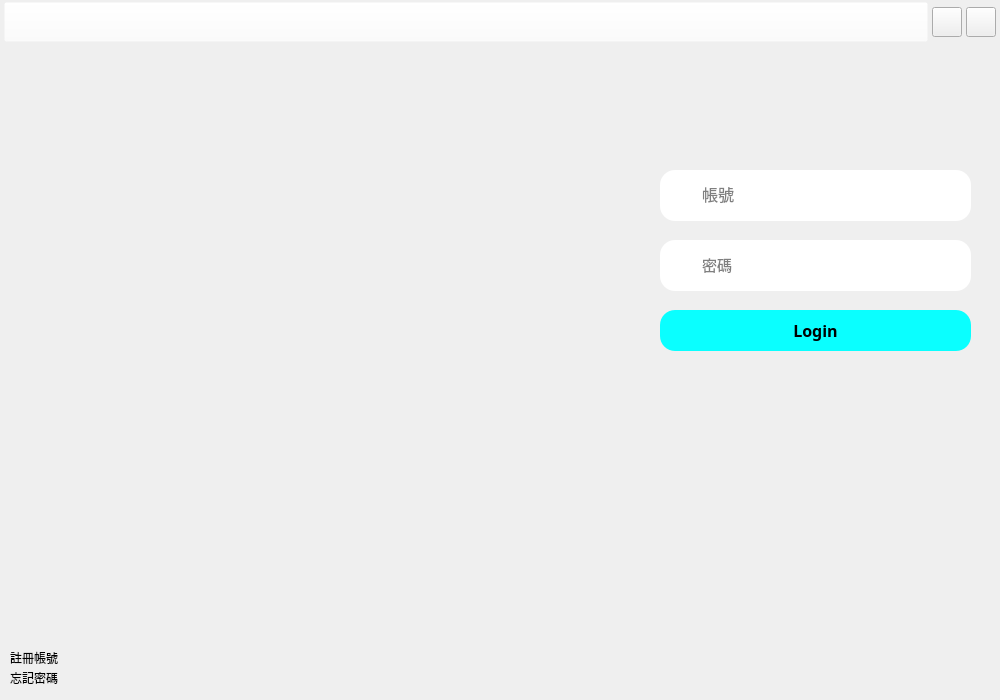
Old version of the form src/gui/LoginWindow.ui in the repository hmes98318/Logistics-Station.
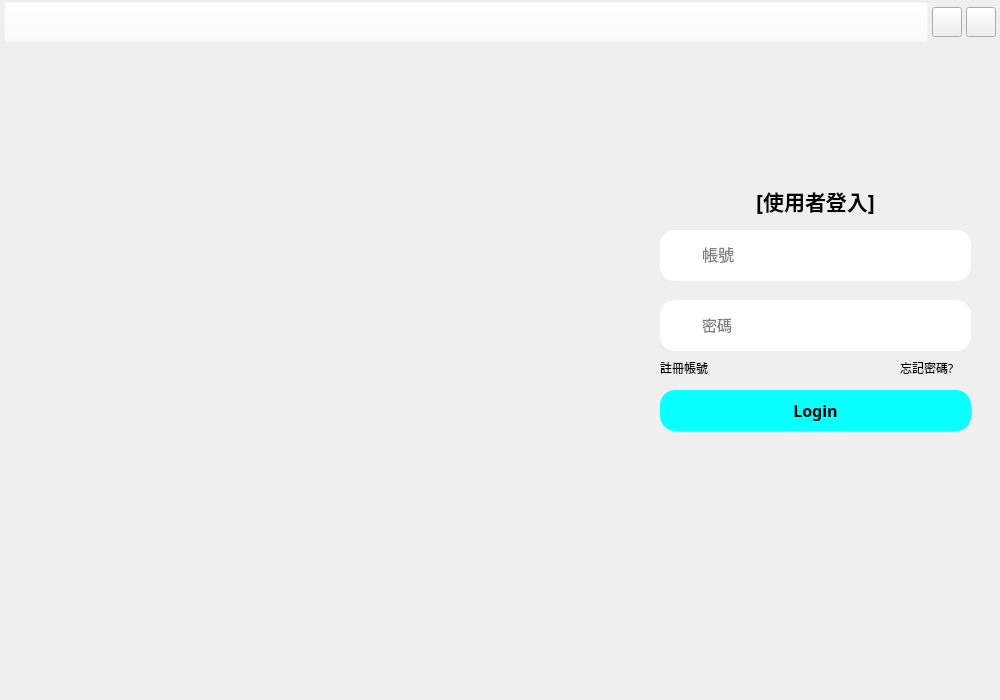
New version of the form. Icons and pictures are not drawn.

```diff
--- a/src/gui/LoginWindow.ui
+++ b/src/gui/LoginWindow.ui
@@ -140,7 +140,7 @@
      <property name="geometry">
       <rect>
        <x>660</x>
-       <y>310</y>
+       <y>390</y>
        <width>311</width>
        <height>41</height>
       </rect>
@@ -165,8 +165,8 @@
     <widget class="QLabel" name="ForgetPW">
      <property name="geometry">
       <rect>
-       <x>10</x>
-       <y>670</y>
+       <x>900</x>
+       <y>360</y>
        <width>71</width>
        <height>16</height>
       </rect>
@@ -177,14 +177,14 @@
       </font>
      </property>
      <property name="text">
-      <string>忘記密碼</string>
+      <string>忘記密碼?</string>
      </property>
     </widget>
     <widget class="QLabel" name="CreateID">
      <property name="geometry">
       <rect>
-       <x>10</x>
-       <y>650</y>
+       <x>660</x>
+       <y>360</y>
        <width>71</width>
        <height>16</height>
       </rect>
@@ -203,7 +203,7 @@
      <property name="geometry">
       <rect>
        <x>660</x>
-       <y>170</y>
+       <y>230</y>
        <width>311</width>
        <height>51</height>
       </rect>
@@ -310,7 +310,7 @@
      <property name="geometry">
       <rect>
        <x>660</x>
-       <y>240</y>
+       <y>300</y>
        <width>311</width>
        <height>51</height>
       </rect>
@@ -413,6 +413,30 @@
       </item>
      </layout>
     </widget>
+    <widget class="QLabel" name="label">
+     <property name="geometry">
+      <rect>
+       <x>660</x>
+       <y>180</y>
+       <width>311</width>
+       <height>41</height>
+      </rect>
+     </property>
+     <property name="font">
+      <font>
+       <family>微軟正黑體</family>
+       <pointsize>16</pointsize>
+       <weight>75</weight>
+       <bold>true</bold>
+      </font>
+     </property>
+     <property name="text">
+      <string>[使用者登入]</string>
+     </property>
+     <property name="alignment">
+      <set>Qt::AlignCenter</set>
+     </property>
+    </widget>
    </widget>
   </widget>
  </widget>
```
